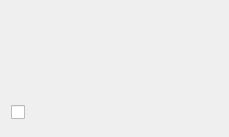
First picture: the form in src/gui/messagebox.ui, repository albar965/atools, before the edit.
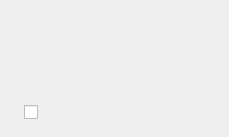
Second picture: the form after the edit.

The edit to the form file:
```diff
--- a/src/gui/messagebox.ui
+++ b/src/gui/messagebox.ui
@@ -24,6 +24,8 @@
       </widget>
      </item>
      <item>
+      <layout class="QVBoxLayout" name="verticalLayout_2">
+       <item>
       <widget class="QLabel" name="labelText">
        <property name="sizePolicy">
         <sizepolicy hsizetype="Expanding" vsizetype="Expanding">
@@ -42,14 +44,16 @@
        </property>
       </widget>
      </item>
-    </layout>
-   </item>
    <item>
     <widget class="QCheckBox" name="checkBox">
      <property name="text">
       <string/>
      </property>
     </widget>
+       </item>
+      </layout>
+     </item>
+    </layout>
    </item>
    <item>
     <widget class="QDialogButtonBox" name="buttonBox">
```
Lines whose indentation alone changed are shown as unchanged.
